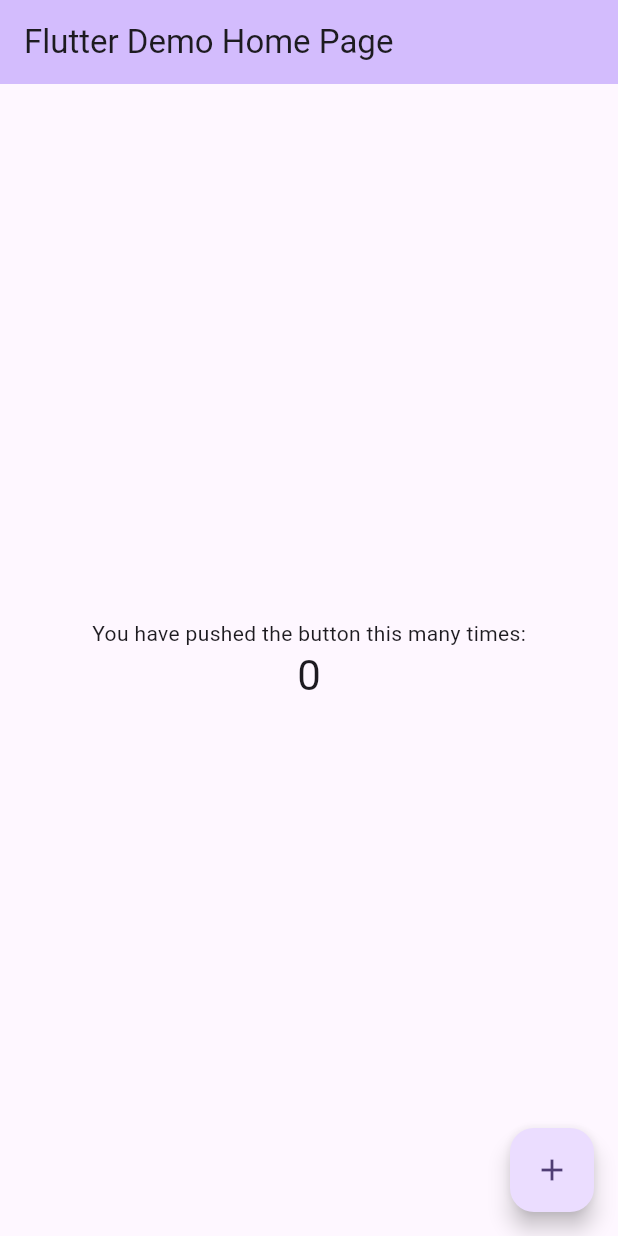
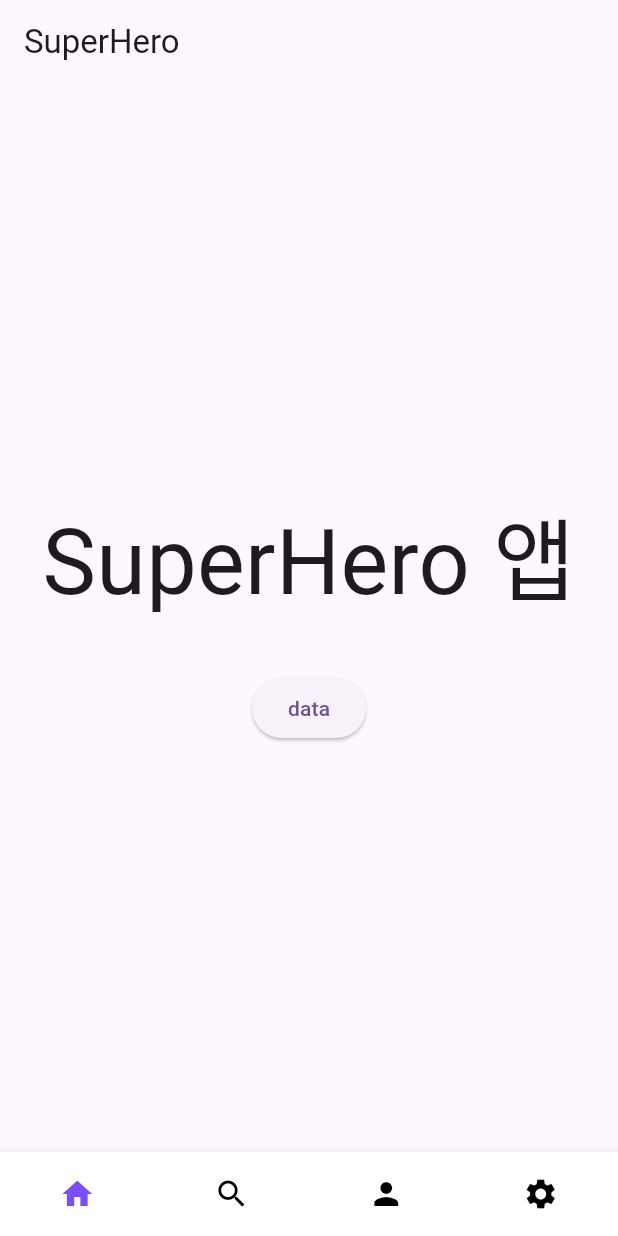
Before and after one commit to tawans/flutter_super_hero, a Flutter app: the screen it shows after launch, on a phone screen of 412 x 824 dp. Run offline on Flutter 3.47's test engine with Material 2 defaults, Android fonts, the phone set to English and light mode, and no system bars; drawn by our look-alikes of animated_bottom_navigation_bar.

```diff
--- a/lib/main.dart
+++ b/lib/main.dart
@@ -1,3 +1,4 @@
+import 'package:animated_bottom_navigation_bar/animated_bottom_navigation_bar.dart';
 import 'package:flutter/material.dart';
 
 void main() {
@@ -11,115 +12,104 @@ class MyApp extends StatelessWidget {
   @override
   Widget build(BuildContext context) {
     return MaterialApp(
+      debugShowCheckedModeBanner: false,
       title: 'Flutter Demo',
       theme: ThemeData(
-        // This is the theme of your application.
-        //
-        // TRY THIS: Try running your application with "flutter run". You'll see
-        // the application has a blue toolbar. Then, without quitting the app,
-        // try changing the seedColor in the colorScheme below to Colors.green
-        // and then invoke "hot reload" (save your changes or press the "hot
-        // reload" button in a Flutter-supported IDE, or press "r" if you used
-        // the command line to start the app).
-        //
-        // Notice that the counter didn't reset back to zero; the application
-        // state is not lost during the reload. To reset the state, use hot
-        // restart instead.
-        //
-        // This works for code too, not just values: Most code changes can be
-        // tested with just a hot reload.
         colorScheme: ColorScheme.fromSeed(seedColor: Colors.deepPurple),
         useMaterial3: true,
       ),
-      home: const MyHomePage(title: 'Flutter Demo Home Page'),
+      home: const MyHomePage(),
     );
   }
 }
 
 class MyHomePage extends StatefulWidget {
-  const MyHomePage({super.key, required this.title});
-
-  // This widget is the home page of your application. It is stateful, meaning
-  // that it has a State object (defined below) that contains fields that affect
-  // how it looks.
-
-  // This class is the configuration for the state. It holds the values (in this
-  // case the title) provided by the parent (in this case the App widget) and
-  // used by the build method of the State. Fields in a Widget subclass are
-  // always marked "final".
-
-  final String title;
+  const MyHomePage({super.key});
 
   @override
   State<MyHomePage> createState() => _MyHomePageState();
 }
 
 class _MyHomePageState extends State<MyHomePage> {
-  int _counter = 0;
+  late int index;
 
-  void _incrementCounter() {
-    setState(() {
-      // This call to setState tells the Flutter framework that something has
-      // changed in this State, which causes it to rerun the build method below
-      // so that the display can reflect the updated values. If we changed
-      // _counter without calling setState(), then the build method would not be
-      // called again, and so nothing would appear to happen.
-      _counter++;
-    });
+  @override
+  void initState() {
+    // TODO: implement initState
+    super.initState();
+    index = 0;
   }
 
   @override
   Widget build(BuildContext context) {
-    // This method is rerun every time setState is called, for instance as done
-    // by the _incrementCounter method above.
-    //
-    // The Flutter framework has been optimized to make rerunning build methods
-    // fast, so that you can just rebuild anything that needs updating rather
-    // than having to individually change instances of widgets.
     return Scaffold(
-      appBar: AppBar(
-        // TRY THIS: Try changing the color here to a specific color (to
-        // Colors.amber, perhaps?) and trigger a hot reload to see the AppBar
-        // change color while the other colors stay the same.
-        backgroundColor: Theme.of(context).colorScheme.inversePrimary,
-        // Here we take the value from the MyHomePage object that was created by
-        // the App.build method, and use it to set our appbar title.
-        title: Text(widget.title),
-      ),
-      body: Center(
-        // Center is a layout widget. It takes a single child and positions it
-        // in the middle of the parent.
-        child: Column(
-          // Column is also a layout widget. It takes a list of children and
-          // arranges them vertically. By default, it sizes itself to fit its
-          // children horizontally, and tries to be as tall as its parent.
-          //
-          // Column has various properties to control how it sizes itself and
-          // how it positions its children. Here we use mainAxisAlignment to
-          // center the children vertically; the main axis here is the vertical
-          // axis because Columns are vertical (the cross axis would be
-          // horizontal).
-          //
-          // TRY THIS: Invoke "debug painting" (choose the "Toggle Debug Paint"
-          // action in the IDE, or press "p" in the console), to see the
-          // wireframe for each widget.
-          mainAxisAlignment: MainAxisAlignment.center,
-          children: <Widget>[
-            const Text(
-              'You have pushed the button this many times:',
-            ),
-            Text(
-              '$_counter',
-              style: Theme.of(context).textTheme.headlineMedium,
-            ),
-          ],
-        ),
-      ),
-      floatingActionButton: FloatingActionButton(
-        onPressed: _incrementCounter,
-        tooltip: 'Increment',
-        child: const Icon(Icons.add),
-      ), // This trailing comma makes auto-formatting nicer for build methods.
+      bottomNavigationBar: _buildBottomNavigationBar(),
+      // bottomNavigationBar:
+      //     BottomNavigationBar(currentIndex: index, items: const [
+      //   BottomNavigationBarItem(
+      //     icon: Icon(Icons.home),
+      //     label: 'Home',
+      //   ),
+      //   BottomNavigationBarItem(
+      //     icon: Icon(Icons.search),
+      //     label: 'Search',
+      //   ),
+      //   BottomNavigationBarItem(
+      //     icon: Icon(Icons.person),
+      //     label: 'Profile',
+      //   ),
+      // ]),
+      appBar: AppBar(title: const Text('SuperHero')),
+      body: const HomeBody(),
+    );
+  }
+
+  Widget _buildBottomNavigationBar() {
+    return AnimatedBottomNavigationBar(
+      gapLocation: GapLocation.none,
+      icons: const [
+        Icons.home,
+        Icons.search,
+        Icons.person,
+        Icons.settings,
+      ],
+      activeIndex: index,
+      onTap: (int index) => setState(() => this.index = index),
     );
   }
 }
+
+class HomeBody extends StatefulWidget {
+  const HomeBody({super.key});
+
+  @override
+  State<HomeBody> createState() => _HomeBodyState();
+}
+
+class _HomeBodyState extends State<HomeBody> {
+  @override
+  Widget build(BuildContext context) {
+    return Center(
+      child: Column(
+        mainAxisAlignment: MainAxisAlignment.center,
+        children: [
+          const Text(
+            'SuperHero 앱',
+            style: TextStyle(
+              fontSize: 60,
+            ),
+          ),
+          const SizedBox(
+            height: 30,
+          ),
+          ElevatedButton(
+            onPressed: (() {}),
+            child: const Text(
+              'data',
+            ),
+          ),
+        ],
+      ),
+    );
+  }
+}
```
Also changed, not shown: pubspec.yaml (+4 -12 lines), pubspec.lock.
